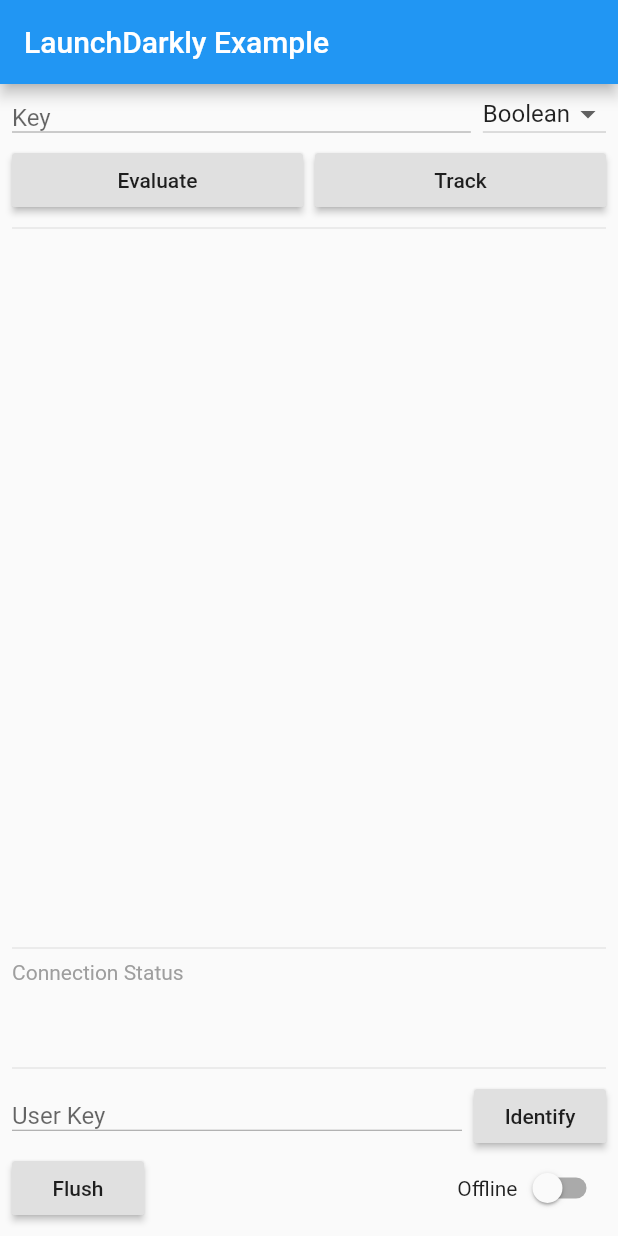
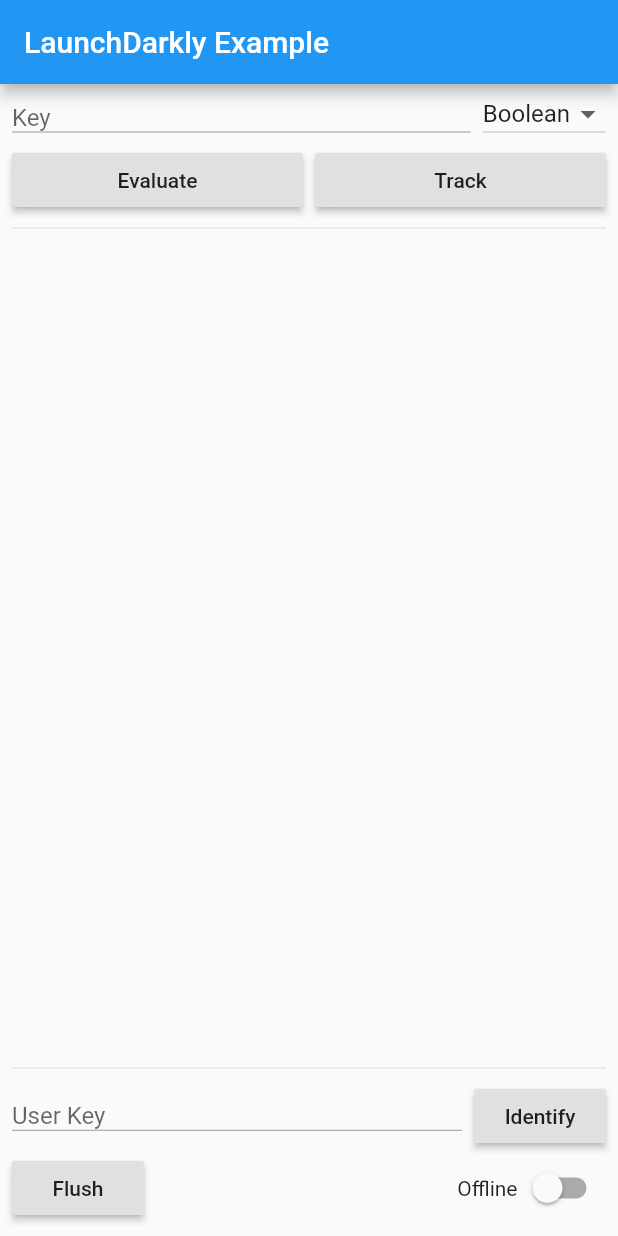
Before and after one commit to launchdarkly/flutter-client-sdk, a Flutter app: the screen it shows after launch, on a phone screen of 412 x 824 dp. Run offline on Flutter 3.47's test engine with Material 2 defaults, Android fonts, the phone set to English and light mode, and no system bars.

Commit message:
Remove useless field.

```diff
--- a/example/lib/main.dart
+++ b/example/lib/main.dart
@@ -124,8 +124,6 @@ class _MyAppState extends State<MyApp> {
               Row(children: [Text("$evalResult", textAlign: TextAlign.start)]),
               Spacer(),
               Divider(),
-              Row(children: [Expanded(child: Text('Connection Status\n\n\n', style: TextStyle(color: Colors.grey)))]),
-              Divider(),
               Row(children: [
                 Expanded(child: TextField(onChanged: (text) { setState(() { userKey = text; }); },
                     decoration: InputDecoration.collapsed(hintText: 'User Key', border: UnderlineInputBorder()))),
```
